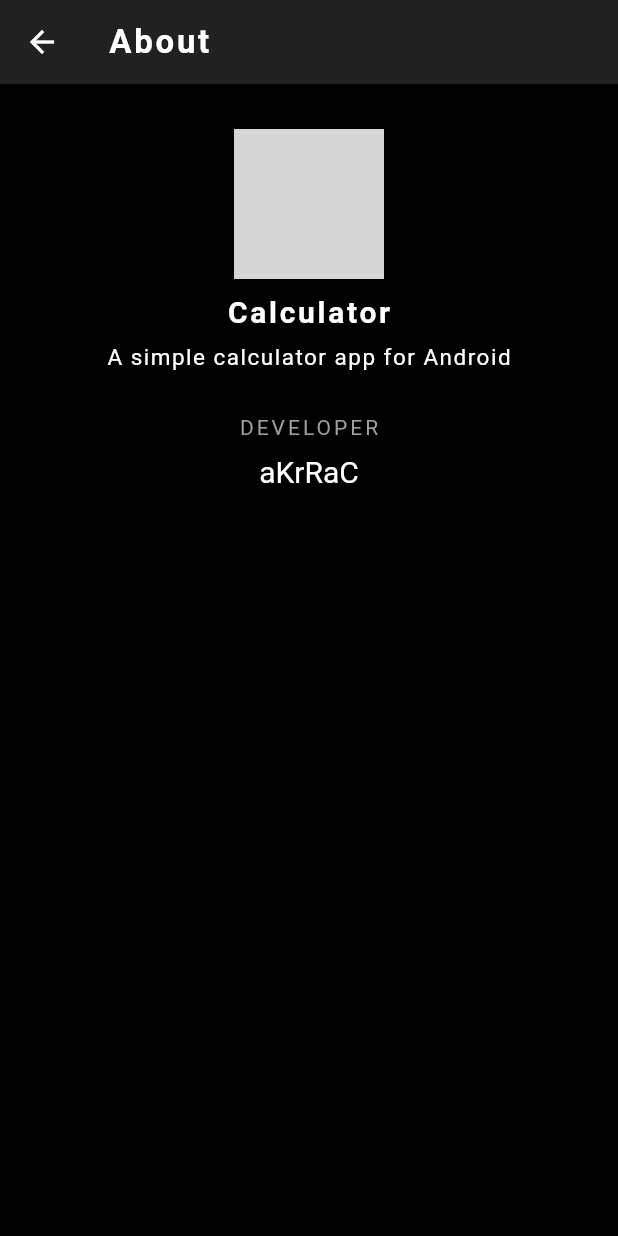
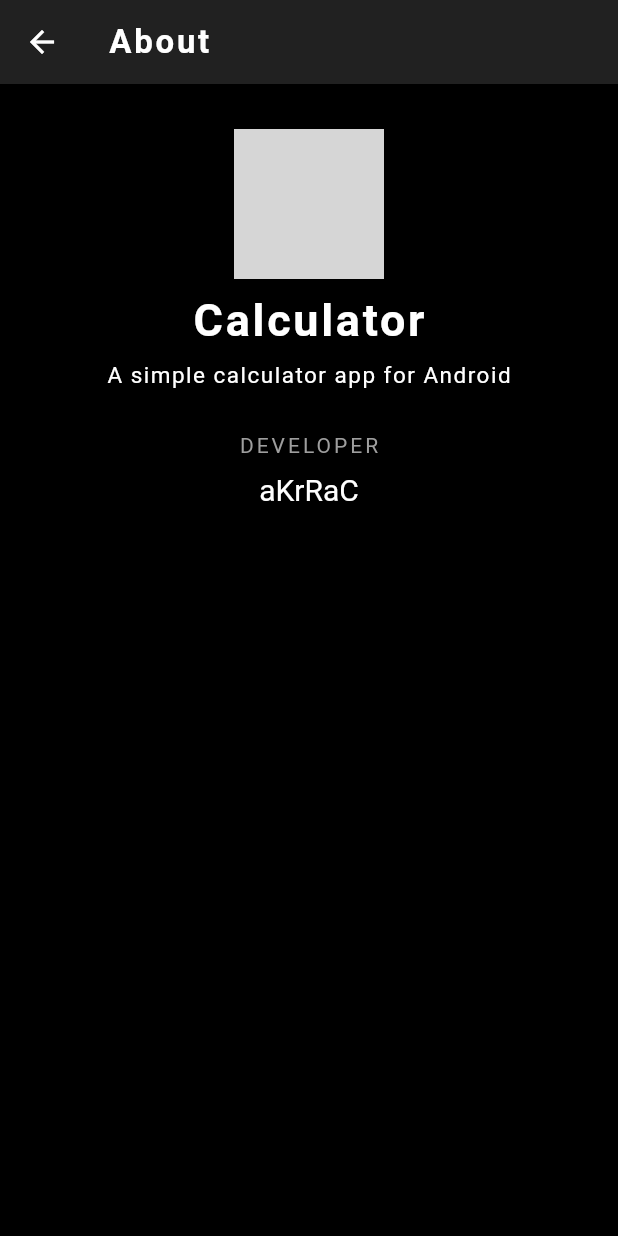
Before and after one commit to aKrRaC/Calculator, a Flutter app: the About screen opened directly, on a phone screen of 412 x 824 dp. Run offline on Flutter 3.47's test engine with Material 2 defaults, Android fonts, the phone set to English and light mode, and no system bars; grey boxes are pictures that could not be loaded.

Commit message:
minor ui tweaks

```diff
--- a/lib/main.dart
+++ b/lib/main.dart
@@ -318,7 +318,7 @@ class About extends StatelessWidget {
           Text(
               'Calculator',
               style: TextStyle(
-                fontSize: 20.0,
+                fontSize: 30.0,
                 color: Colors.white,
                 fontWeight: FontWeight.bold,
                 letterSpacing: 1.8,
```
